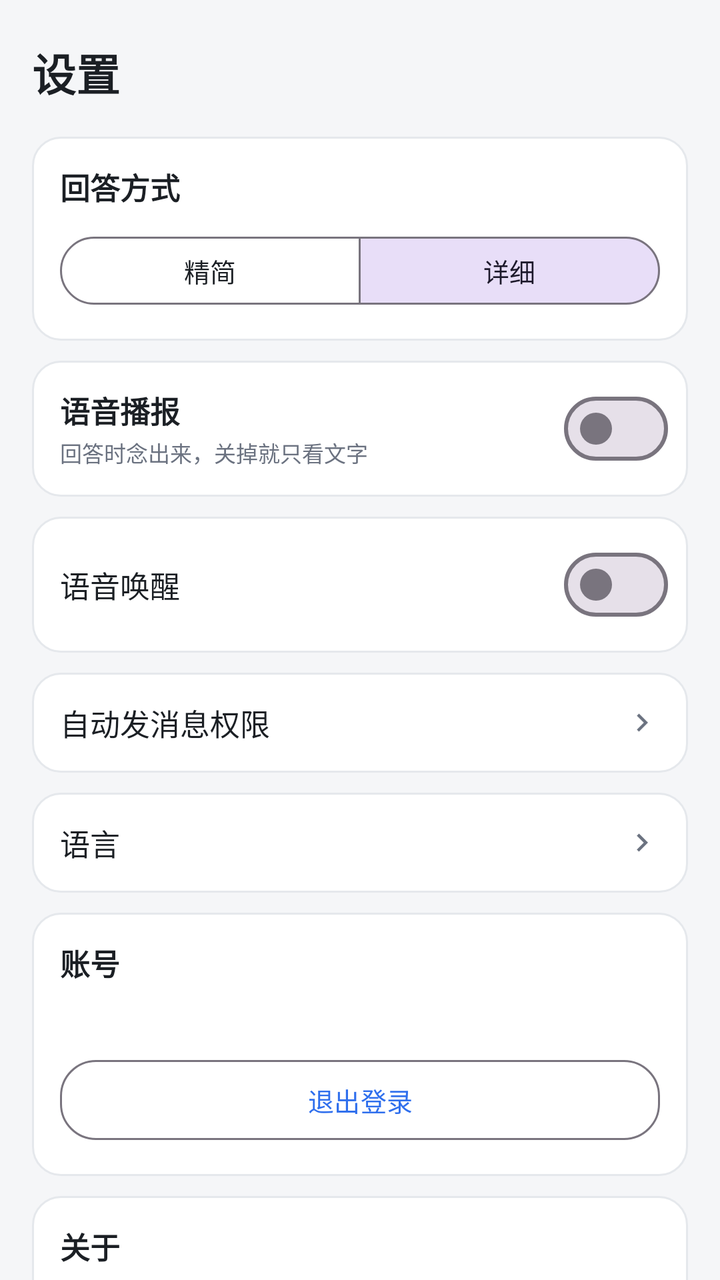
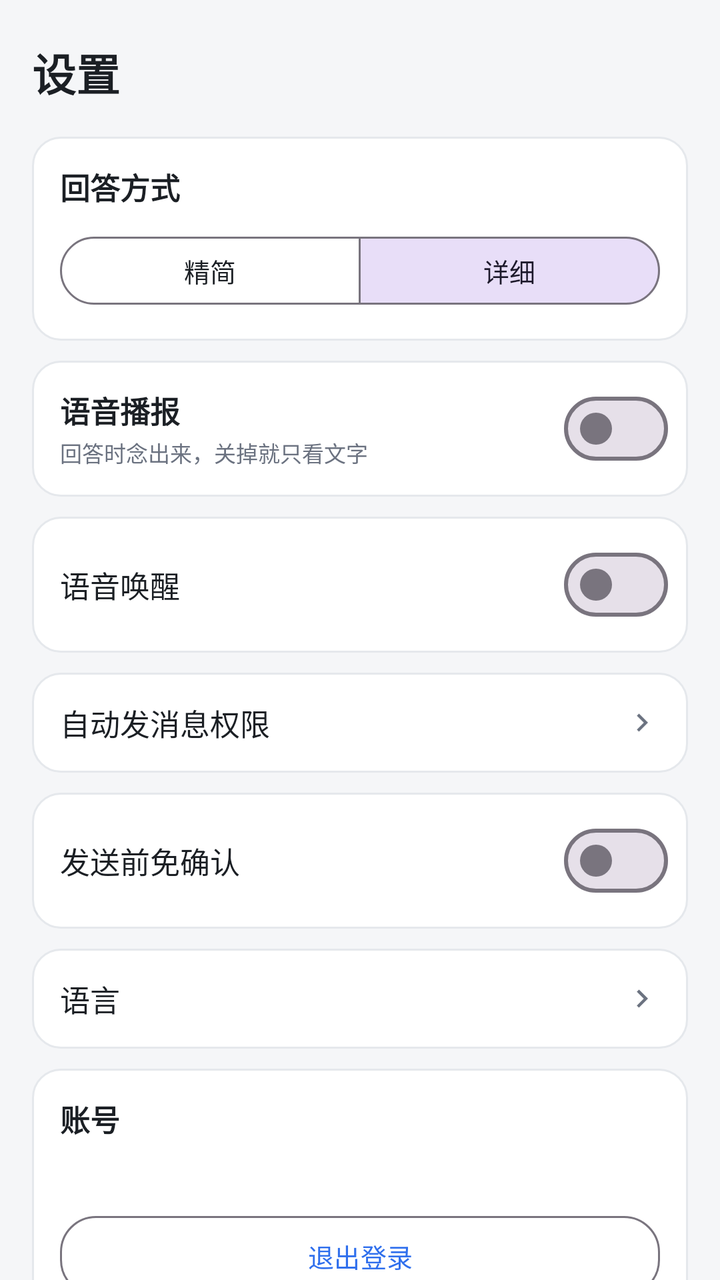

Before-and-after screenshots of an Android layout around one commit, followed by the original layout XML and the change that was made.
<!-- AndroidManifest.xml: application theme Theme.VoiceAssistant -->
<!-- res/layout/fragment_settings.xml -->
<?xml version="1.0" encoding="utf-8"?>
<ScrollView xmlns:android="http://schemas.android.com/apk/res/android"
    xmlns:app="http://schemas.android.com/apk/res-auto"
    android:layout_width="match_parent"
    android:layout_height="match_parent"
    android:background="@color/bg_app"
    android:fillViewport="true"
    android:scrollbars="none">

    <LinearLayout
        android:layout_width="match_parent"
        android:layout_height="wrap_content"
        android:orientation="vertical"
        android:paddingStart="16dp"
        android:paddingTop="20dp"
        android:paddingEnd="16dp"
        android:paddingBottom="28dp">

        <TextView
            android:layout_width="wrap_content"
            android:layout_height="wrap_content"
            android:text="@string/settings_title"
            android:textColor="@color/text_primary"
            android:textSize="22sp"
            android:textStyle="bold" />

        
        <LinearLayout
            android:layout_width="match_parent"
            android:layout_height="wrap_content"
            android:layout_marginTop="16dp"
            android:background="@drawable/bg_card"
            android:orientation="vertical"
            android:padding="14dp">

            <TextView
                android:layout_width="wrap_content"
                android:layout_height="wrap_content"
                android:text="@string/settings_answer_style"
                android:textColor="@color/text_primary"
                android:textSize="15sp"
                android:textStyle="bold" />

            <com.google.android.material.button.MaterialButtonToggleGroup
                android:id="@+id/toggleStyle"
                android:layout_width="match_parent"
                android:layout_height="wrap_content"
                android:layout_marginTop="10dp"
                app:checkedButton="@+id/btnStyleDetailed"
                app:selectionRequired="true"
                app:singleSelection="true">

                <com.google.android.material.button.MaterialButton
                    android:id="@+id/btnStyleConcise"
                    style="@style/Widget.Material3.Button.OutlinedButton"
                    android:layout_width="0dp"
                    android:layout_height="wrap_content"
                    android:layout_weight="1"
                    android:minHeight="42dp"
                    android:text="@string/settings_style_concise"
                    android:textSize="13sp" />

                <com.google.android.material.button.MaterialButton
                    android:id="@+id/btnStyleDetailed"
                    style="@style/Widget.Material3.Button.OutlinedButton"
                    android:layout_width="0dp"
                    android:layout_height="wrap_content"
                    android:layout_weight="1"
                    android:minHeight="42dp"
                    android:text="@string/settings_style_detailed"
                    android:textSize="13sp" />
            </com.google.android.material.button.MaterialButtonToggleGroup>
        </LinearLayout>

        
        <LinearLayout
            android:layout_width="match_parent"
            android:layout_height="wrap_content"
            android:layout_marginTop="10dp"
            android:background="@drawable/bg_card"
            android:gravity="center_vertical"
            android:orientation="horizontal"
            android:paddingStart="14dp"
            android:paddingTop="10dp"
            android:paddingEnd="10dp"
            android:paddingBottom="10dp">

            <LinearLayout
                android:layout_width="0dp"
                android:layout_height="wrap_content"
                android:layout_weight="1"
                android:orientation="vertical">

                <TextView
                    android:layout_width="wrap_content"
                    android:layout_height="wrap_content"
                    android:text="@string/settings_speak"
                    android:textColor="@color/text_primary"
                    android:textSize="15sp"
                    android:textStyle="bold" />

                <TextView
                    android:layout_width="wrap_content"
                    android:layout_height="wrap_content"
                    android:layout_marginTop="2dp"
                    android:text="@string/settings_speak_desc"
                    android:textColor="@color/text_secondary"
                    android:textSize="11sp" />
            </LinearLayout>

            <com.google.android.material.materialswitch.MaterialSwitch
                android:id="@+id/switchSpeak"
                android:layout_width="wrap_content"
                android:layout_height="wrap_content" />
        </LinearLayout>

        
        <LinearLayout
            android:layout_width="match_parent"
            android:layout_height="wrap_content"
            android:layout_marginTop="10dp"
            android:background="@drawable/bg_card"
            android:gravity="center_vertical"
            android:orientation="horizontal"
            android:paddingStart="14dp"
            android:paddingTop="10dp"
            android:paddingEnd="10dp"
            android:paddingBottom="10dp">

            <TextView
                android:layout_width="0dp"
                android:layout_height="wrap_content"
                android:layout_weight="1"
                android:text="@string/settings_wake"
                android:textColor="@color/text_primary"
                android:textSize="15sp" />

            <com.google.android.material.materialswitch.MaterialSwitch
                android:id="@+id/switchWake"
                android:layout_width="wrap_content"
                android:layout_height="wrap_content" />
        </LinearLayout>

        
        <LinearLayout
            android:id="@+id/rowAccessibility"
            android:layout_width="match_parent"
            android:layout_height="wrap_content"
            android:layout_marginTop="10dp"
            android:background="@drawable/bg_card"
            android:clickable="true"
            android:focusable="true"
            android:foreground="?attr/selectableItemBackground"
            android:gravity="center_vertical"
            android:orientation="horizontal"
            android:padding="14dp">

            <TextView
                android:layout_width="0dp"
                android:layout_height="wrap_content"
                android:layout_weight="1"
                android:text="@string/settings_access"
                android:textColor="@color/text_primary"
                android:textSize="15sp" />

            <ImageView
                android:layout_width="18dp"
                android:layout_height="18dp"
                android:contentDescription="@string/settings_access"
                android:rotation="-90"
                android:src="@drawable/ic_chevron_down"
                app:tint="@color/text_secondary" />
        </LinearLayout>

        
        <LinearLayout
            android:id="@+id/rowLanguage"
            android:layout_width="match_parent"
            android:layout_height="wrap_content"
            android:layout_marginTop="10dp"
            android:background="@drawable/bg_card"
            android:clickable="true"
            android:focusable="true"
            android:foreground="?attr/selectableItemBackground"
            android:gravity="center_vertical"
            android:orientation="horizontal"
            android:padding="14dp">

            <TextView
                android:layout_width="0dp"
                android:layout_height="wrap_content"
                android:layout_weight="1"
                android:text="@string/settings_language"
                android:textColor="@color/text_primary"
                android:textSize="15sp" />

            <TextView
                android:id="@+id/tvLanguageValue"
                android:layout_width="wrap_content"
                android:layout_height="wrap_content"
                android:layout_marginEnd="6dp"
                android:textColor="@color/text_secondary"
                android:textSize="14sp" />

            <ImageView
                android:layout_width="18dp"
                android:layout_height="18dp"
                android:contentDescription="@string/settings_language_title"
                android:rotation="-90"
                android:src="@drawable/ic_chevron_down"
                app:tint="@color/text_secondary" />
        </LinearLayout>

        
        <LinearLayout
            android:layout_width="match_parent"
            android:layout_height="wrap_content"
            android:layout_marginTop="10dp"
            android:background="@drawable/bg_card"
            android:orientation="vertical"
            android:padding="14dp">

            <TextView
                android:layout_width="wrap_content"
                android:layout_height="wrap_content"
                android:text="@string/settings_account"
                android:textColor="@color/text_primary"
                android:textSize="15sp"
                android:textStyle="bold" />

            <TextView
                android:id="@+id/tvAccount"
                android:layout_width="match_parent"
                android:layout_height="wrap_content"
                android:layout_marginTop="6dp"
                android:textColor="@color/text_secondary"
                android:textSize="13sp" />

            <com.google.android.material.button.MaterialButton
                android:id="@+id/btnLogout"
                style="@style/Widget.Material3.Button.OutlinedButton"
                android:layout_width="match_parent"
                android:layout_height="wrap_content"
                android:layout_marginTop="10dp"
                android:text="@string/settings_logout"
                android:textSize="13sp"
                app:cornerRadius="18dp" />
        </LinearLayout>

        
        <LinearLayout
            android:layout_width="match_parent"
            android:layout_height="wrap_content"
            android:layout_marginTop="10dp"
            android:background="@drawable/bg_card"
            android:orientation="vertical"
            android:padding="14dp">

            <TextView
                android:layout_width="wrap_content"
                android:layout_height="wrap_content"
                android:text="@string/settings_about"
                android:textColor="@color/text_primary"
                android:textSize="15sp"
                android:textStyle="bold" />

            <TextView
                android:id="@+id/tvVersion"
                android:layout_width="match_parent"
                android:layout_height="wrap_content"
                android:layout_marginTop="6dp"
                android:textColor="@color/text_secondary"
                android:textSize="13sp" />

            <View
                android:layout_width="match_parent"
                android:layout_height="1dp"
                android:layout_marginTop="12dp"
                android:layout_marginBottom="4dp"
                android:background="@color/bubble_bot_stroke" />

            
            <LinearLayout
                android:id="@+id/rowModel"
                android:layout_width="match_parent"
                android:layout_height="wrap_content"
                android:background="?attr/selectableItemBackground"
                android:clickable="true"
                android:focusable="true"
                android:gravity="center_vertical"
                android:minHeight="44dp"
                android:orientation="horizontal">

                <TextView
                    android:layout_width="0dp"
                    android:layout_height="wrap_content"
                    android:layout_weight="1"
                    android:text="@string/settings_model_row"
                    android:textColor="@color/text_primary"
                    android:textSize="15sp" />

                <TextView
                    android:id="@+id/tvModelValue"
                    android:layout_width="wrap_content"
                    android:layout_height="wrap_content"
                    android:layout_marginEnd="6dp"
                    android:textColor="@color/text_secondary"
                    android:textSize="14sp" />

                <ImageView
                    android:layout_width="18dp"
                    android:layout_height="18dp"
                    android:contentDescription="@string/settings_model_row"
                    android:rotation="-90"
                    android:src="@drawable/ic_chevron_down"
                    app:tint="@color/text_secondary" />
            </LinearLayout>

            <com.google.android.material.button.MaterialButton
                android:id="@+id/btnResetSettings"
                style="@style/Widget.Material3.Button.OutlinedButton"
                android:layout_width="match_parent"
                android:layout_height="wrap_content"
                android:layout_marginTop="10dp"
                android:text="@string/settings_reset"
                android:textSize="13sp"
                app:cornerRadius="18dp" />
        </LinearLayout>

    </LinearLayout>
</ScrollView>
<!-- resources referenced by this layout -->
<resources>
  <color name="bg_app">#F5F6F8</color>
  <color name="bubble_bot_stroke">#E5E8EC</color>
  <color name="text_primary">#1B1F24</color>
  <color name="text_secondary">#6B7280</color>
  <!-- drawable bg_card (drawable) -->
  <?xml version="1.0" encoding="utf-8"?>
  <shape xmlns:android="http://schemas.android.com/apk/res/android"
      android:shape="rectangle">
      <solid android:color="@color/surface" />
      <corners android:radius="14dp" />
      <stroke
          android:width="1dp"
          android:color="@color/bubble_bot_stroke" />
  </shape>
  <!-- drawable ic_chevron_down (drawable) -->
  <vector xmlns:android="http://schemas.android.com/apk/res/android"
      android:width="24dp"
      android:height="24dp"
      android:viewportWidth="24"
      android:viewportHeight="24">
      <path
          android:fillColor="#FF000000"
          android:pathData="M7.41,8.59L12,13.17l4.59,-4.58L18,10l-6,6 -6,-6 1.41,-1.41z" />
  </vector>
  <string name="settings_about">关于</string>
  <string name="settings_access">自动发消息权限</string>
  <string name="settings_account">账号</string>
  <string name="settings_answer_style">回答方式</string>
  <string name="settings_language">语言</string>
  <string name="settings_language_title">选择界面语言</string>
  <string name="settings_logout">退出登录</string>
  <string name="settings_model_row">AI 模型</string>
  <string name="settings_reset">恢复默认设置</string>
  <string name="settings_speak">语音播报</string>
  <string name="settings_speak_desc">回答时念出来，关掉就只看文字</string>
  <string name="settings_style_concise">精简</string>
  <string name="settings_style_detailed">详细</string>
  <string name="settings_title">设置</string>
  <string name="settings_wake">语音唤醒</string>
  <style name="Theme.VoiceAssistant" parent="Base.Theme.VoiceAssistant" />
  <color name="surface">#FFFFFFFF</color>
  <style name="Base.Theme.VoiceAssistant" parent="Theme.Material3.Light.NoActionBar">
          
          <item name="colorPrimary">@color/brand_primary</item>
          <item name="colorOnPrimary">@color/white</item>
          <item name="colorPrimaryContainer">@color/chip_bg</item>
          <item name="colorOnPrimaryContainer">@color/brand_primary_dark</item>
          <item name="colorSurface">@color/surface</item>
          <item name="colorOnSurface">@color/text_primary</item>
          <item name="colorSurfaceVariant">@color/input_bg</item>
          <item name="colorOnSurfaceVariant">@color/text_secondary</item>
          <item name="android:colorBackground">@color/bg_app</item>
  
          
          <item name="android:windowBackground">@color/bg_app</item>
  
          
          <item name="android:statusBarColor">@android:color/transparent</item>
          <item name="android:navigationBarColor">@android:color/transparent</item>
          <item name="android:windowLightStatusBar">true</item>
          <item name="android:windowLightNavigationBar">true</item>
          <item name="android:windowDrawsSystemBarBackgrounds">true</item>
  
          
          <item name="android:forceDarkAllowed" tools:targetApi="q">false</item>
      </style>
  <color name="brand_primary">#2F6FED</color>
  <color name="white">#FFFFFFFF</color>
  <color name="chip_bg">#EAF1FE</color>
  <color name="brand_primary_dark">#1E4FBF</color>
  <color name="input_bg">#F1F3F5</color>
</resources>

<!-- the commit's change to res/layout/fragment_settings.xml (unified diff, before → after) -->
@@ -174,6 +174,33 @@
 
         
         <LinearLayout
+            android:layout_width="match_parent"
+            android:layout_height="wrap_content"
+            android:layout_marginTop="10dp"
+            android:background="@drawable/bg_card"
+            android:gravity="center_vertical"
+            android:orientation="horizontal"
+            android:paddingStart="14dp"
+            android:paddingTop="10dp"
+            android:paddingEnd="10dp"
+            android:paddingBottom="10dp">
+
+            <TextView
+                android:layout_width="0dp"
+                android:layout_height="wrap_content"
+                android:layout_weight="1"
+                android:text="@string/settings_msg_auto"
+                android:textColor="@color/text_primary"
+                android:textSize="15sp" />
+
+            <com.google.android.material.materialswitch.MaterialSwitch
+                android:id="@+id/switchMsgAuto"
+                android:layout_width="wrap_content"
+                android:layout_height="wrap_content" />
+        </LinearLayout>
+
+        
+        <LinearLayout
             android:id="@+id/rowLanguage"
             android:layout_width="match_parent"
             android:layout_height="wrap_content"
<!-- resource entries referenced after the edit -->
@@ -32,6 +32,7 @@
   <string name="settings_language_title">选择界面语言</string>
   <string name="settings_logout">退出登录</string>
   <string name="settings_model_row">AI 模型</string>
+  <string name="settings_msg_auto">发送前免确认</string>
   <string name="settings_reset">恢复默认设置</string>
   <string name="settings_speak">语音播报</string>
   <string name="settings_speak_desc">回答时念出来，关掉就只看文字</string>
